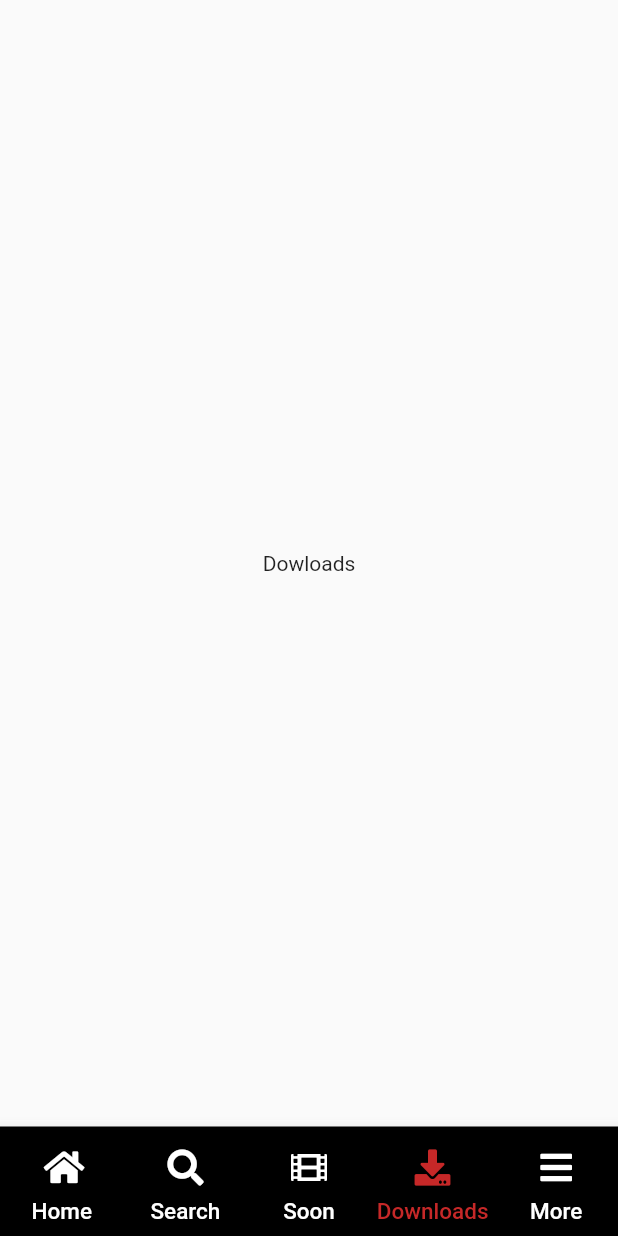
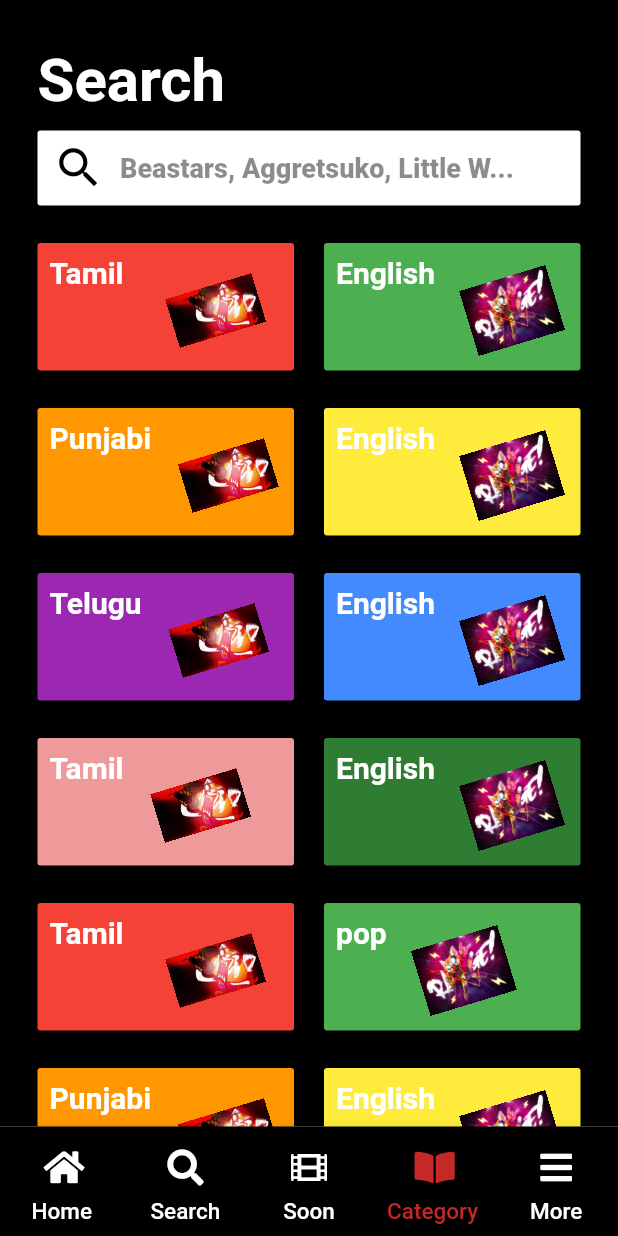
Before and after one commit to PDHElite/Pr0yPr0g3, a Flutter app: the menu screen opened directly, item 4 of the bottom bar chosen, on a phone screen of 412 x 824 dp. Run offline on Flutter 3.47's test engine with Material 2 defaults, Android fonts, the phone set to English and light mode, and no system bars; our stand-ins replace cached_network_image, font_awesome_flutter; network calls fail.

Commit message:
Se agrego la plantilla de categoria, se reutilizara la plantilla para la pestana de busqueda, se tiene pensado usado colocar un cartel estatico en coming soon y en la opcion de more agregar botones para el manejo de paquetes y un boton para los integrantes.

```diff
--- /dev/null
+++ b/lib/comingsoon.dart
@@ -0,0 +1,19 @@
+import 'package:flutter/material.dart';
+
+class Comingsoon extends StatefulWidget {
+  const Comingsoon({Key key}) : super(key: key);
+
+  @override
+  _ComingsoonState createState() => _ComingsoonState();
+}
+
+class _ComingsoonState extends State<Comingsoon> {
+  @override
+  Widget build(BuildContext context) {
+    return Scaffold(
+
+      backgroundColor: Colors.black,
+
+    );
+  }
+}
--- a/lib/main.dart
+++ b/lib/main.dart
@@ -5,7 +5,6 @@ import 'package:flutter/cupertino.dart';
 import 'package:flutter/material.dart';
 import 'package:font_awesome_flutter/font_awesome_flutter.dart';
 import 'package:necflislogymenu/menu.dart';
-import 'package:necflislogymenu/series.dart';
 import 'package:necflislogymenu/signup.dart';
 
 void main() => runApp(MyApp());
--- a/lib/menu.dart
+++ b/lib/menu.dart
@@ -1,5 +1,9 @@
 import 'package:flutter/material.dart';
 import 'package:font_awesome_flutter/font_awesome_flutter.dart';
+import 'package:necflislogymenu/Searchname.dart';
+import 'package:necflislogymenu/comingsoon.dart';
+import 'package:necflislogymenu/more.dart';
+import 'package:necflislogymenu/searchcategory.dart';
 import 'package:necflislogymenu/series.dart';
 
 class menu extends StatefulWidget {
@@ -25,10 +29,10 @@ class _menuState extends State<menu> {
     [
 
       series(),
-      Text("Search"),
-      Text("Coming soon"),
-      Text("Dowloads"),
-      Text("More"),
+      Searchname(),
+      Comingsoon(),
+      Searchcategory(),
+      More(),
     ];
 
     return SafeArea(
@@ -73,9 +77,9 @@ class _menuState extends State<menu> {
               BottomNavigationBarItem(
                 icon: Padding(
                   padding: const EdgeInsets.all(8.0),
-                  child: Icon(FontAwesomeIcons.download),
+                  child: Icon(FontAwesomeIcons.bookOpen),
                 ),
-                label: "Downloads",
+                label: "Category",
               ),
               BottomNavigationBarItem(
                 icon: Padding(
--- /dev/null
+++ b/lib/more.dart
@@ -0,0 +1,19 @@
+import 'package:flutter/material.dart';
+
+class More extends StatefulWidget {
+  const More({Key key}) : super(key: key);
+
+  @override
+  _MoreState createState() => _MoreState();
+}
+
+class _MoreState extends State<More> {
+  @override
+  Widget build(BuildContext context) {
+    return Scaffold(
+
+      backgroundColor: Colors.black,
+
+    );
+  }
+}
--- /dev/null
+++ b/lib/searchcategory.dart
@@ -0,0 +1,170 @@
+import 'package:flutter/material.dart';
+
+class Searchcategory extends StatefulWidget {
+  const Searchcategory({Key key}) : super(key: key);
+
+  @override
+  _SearchcategoryState createState() => _SearchcategoryState();
+}
+
+class _SearchcategoryState extends State<Searchcategory> {
+  @override
+  Widget build(BuildContext context) {
+    return SafeArea(
+      child: Scaffold(
+        backgroundColor: Colors.black,
+        body: SingleChildScrollView(
+          child: Column(
+            mainAxisAlignment: MainAxisAlignment.start,
+            crossAxisAlignment: CrossAxisAlignment.start,
+            children: [
+              Padding(
+                padding: const EdgeInsets.only(top: 30,left: 25),
+                child: Text("Search",
+                  style: TextStyle(
+                      color: Colors.white,
+                      fontWeight: FontWeight.bold,
+                      fontSize: 40
+                  ),
+                ),
+              ),
+              SizedBox(height: 10,),
+              Container(
+                alignment: Alignment.center,
+                height: 50,
+                width: double.infinity,
+                margin: EdgeInsets.only(right: 25,left: 25),
+                decoration: BoxDecoration(
+                    borderRadius: BorderRadius.circular(2),
+                    color: Colors.white
+                ),
+
+                child: Row(
+                  children: [
+                    SizedBox(width: 10,),
+                    Icon(Icons.search,size: 35,color: Colors.black,),
+                    SizedBox(width: 10,),
+                    Text("Beastars, Aggretsuko, Little W...",
+                      style: TextStyle(
+                        color: Colors.black45,
+                        fontWeight: FontWeight.w800,
+                        fontSize: 18,
+                      ),
+                    ),
+                  ],
+                ),
+              ),
+              SizedBox(height: 15,),
+              smalltile(context,"Tamil  ",Colors.red,"English",Colors.green,"assets/bposter5.jpg","assets/bposter4.jpg"),
+              SizedBox(height: 15,),
+              smalltile(context,"Punjabi",Colors.orange,"English",Colors.yellow,"assets/bposter5.jpg","assets/bposter4.jpg"),
+              SizedBox(height: 15,),
+              smalltile(context,"Telugu",Colors.purple,"English",Colors.blueAccent,"assets/bposter5.jpg","assets/bposter4.jpg"),
+              SizedBox(height: 15,),
+              smalltile(context,"Tamil",Colors.red[200],"English",Colors.green[800],"assets/bposter5.jpg","assets/bposter4.jpg"),
+              SizedBox(height: 15,),
+              smalltile(context,"Tamil  ",Colors.red,"pop",Colors.green,"assets/bposter5.jpg","assets/bposter4.jpg"),
+              SizedBox(height: 15,),
+              smalltile(context,"Punjabi",Colors.orange,"English",Colors.yellow,"assets/bposter5.jpg","assets/bposter4.jpg"),
+              SizedBox(height: 15,),
+              smalltile(context,"Telugu",Colors.purple,"English",Colors.blueAccent,"assets/bposter5.jpg","assets/bposter4.jpg"),
+              SizedBox(height: 15,),
+              smalltile(context,"Tamil",Colors.red[200],"English",Colors.green[800],"assets/bposter5.jpg","assets/bposter4.jpg"),
+
+
+            ],
+          ),
+        ),
+      ),
+    );
+  }
+
+  Row smalltile(BuildContext context,String text,final clrs,String text2,final clrs2,String imgurl1,String imgurl2) {
+    return Row(
+      children: [
+        Expanded(
+            child: Container(
+              height: 85,
+              width: MediaQuery.of(context).size.width,
+              margin: EdgeInsets.only(top: 10,left: 25,right: 10),
+              decoration: BoxDecoration(
+                borderRadius: BorderRadius.circular(2),
+                color: clrs,
+              ),
+              child: Row(
+                mainAxisAlignment: MainAxisAlignment.start,
+                crossAxisAlignment: CrossAxisAlignment.start,
+                children: [
+                  Padding(
+                    padding: const EdgeInsets.only(top: 8,right: 10,left: 8),
+                    child: Text(text,
+                      style: TextStyle(
+                          color: Colors.white,
+                          fontWeight: FontWeight.w700,
+                          fontSize: 20
+                      ),
+                    ),
+                  ),
+                  SizedBox(width: 4,),
+                  Align(
+                    alignment: Alignment.bottomRight,
+                    child: Container(
+                      transform: new Matrix4.identity()
+                        ..rotateZ(15 * 3.1415927 / -160),
+                      child: Image.asset(imgurl1,height: 60
+                        ,width: 60,),
+                    ),
+                  ),
+
+
+                ],
+              ),
+            )
+        ),
+        Expanded(
+            child: Container(
+              height: 85,
+              width: MediaQuery.of(context).size.width,
+              margin: EdgeInsets.only(top: 10,left: 10,right: 25),
+              decoration: BoxDecoration(
+                borderRadius: BorderRadius.circular(2),
+                color: clrs2,
+              ),
+              child: Row(
+                mainAxisAlignment: MainAxisAlignment.start,
+                crossAxisAlignment: CrossAxisAlignment.start,
+                children: [
+                  Padding(
+                    padding: const EdgeInsets.only(top: 8,right: 10,left: 8),
+                    child: Text(text2,
+                      style: TextStyle(
+                          color: Colors.white,
+                          fontWeight: FontWeight.w700,
+                          fontSize: 20
+                      ),
+                    ),
+                  ),
+                  SizedBox(width: 4,),
+                  Align(
+                    alignment: Alignment.bottomRight,
+                    child: Container(
+                      transform: new Matrix4.identity()
+                        ..rotateZ(15 * 3.1415927 / -160),
+                      child: Image.asset(imgurl2,height: 60
+                        ,width: 60,),
+                    ),
+                  ),
+
+
+                ],
+              ),
+            )
+        ),
+
+
+
+
+      ],
+    );
+  }
+}
--- /dev/null
+++ b/lib/searchname.dart
@@ -0,0 +1,19 @@
+import 'package:flutter/material.dart';
+
+class Searchname extends StatefulWidget {
+  const Searchname({Key key}) : super(key: key);
+
+  @override
+  _SearchnameState createState() => _SearchnameState();
+}
+
+class _SearchnameState extends State<Searchname> {
+  @override
+  Widget build(BuildContext context) {
+    return Scaffold(
+
+      backgroundColor: Colors.black,
+
+    );
+  }
+}
```
